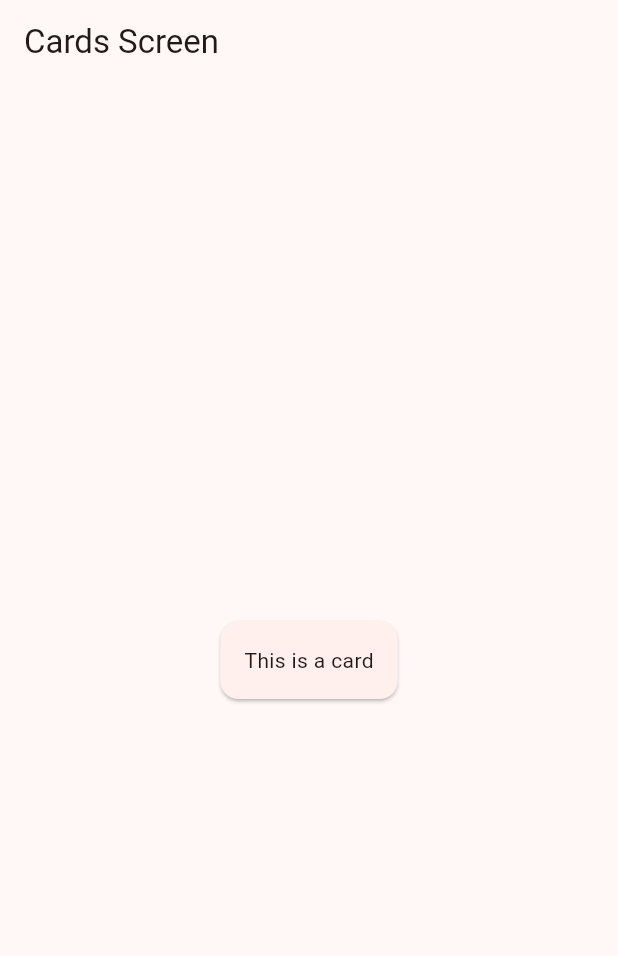
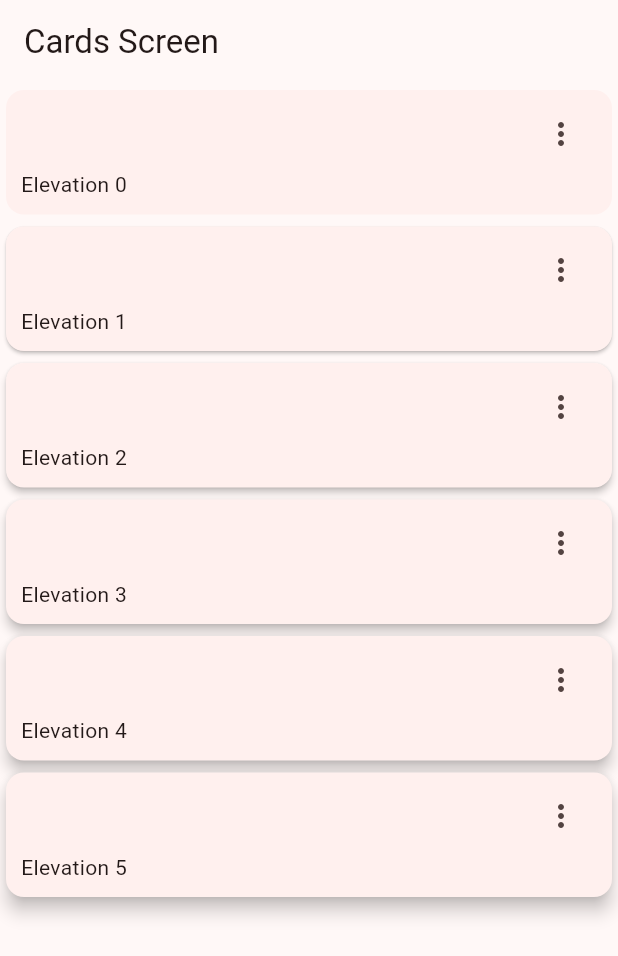
Before and after one commit to MisacAguilar08/flutter_widgets, a Flutter app: the CardsScreen screen opened by its route, on a phone screen of 412 x 824 dp. Shown: the top 956 px of the screen. Run offline on Flutter 3.47's test engine with Material 3 defaults, Android fonts, the phone set to English and light mode, and no system bars; our stand-ins replace go_router.

Commit message:
cards elevation

```diff
--- a/lib/presentation/screens/cars/cards_screen.dart
+++ b/lib/presentation/screens/cars/cards_screen.dart
@@ -1,4 +1,13 @@
 import 'package:flutter/material.dart';
+
+const cards = <Map<String, dynamic>>[
+  {'elevation': 0.0, 'label': 'Elevation 0'},
+  {'elevation': 1.0, 'label': 'Elevation 1'},
+  {'elevation': 2.0, 'label': 'Elevation 2'},
+  {'elevation': 3.0, 'label': 'Elevation 3'},
+  {'elevation': 4.0, 'label': 'Elevation 4'},
+  {'elevation': 5.0, 'label': 'Elevation 5'},
+];
 
 class CardsScreen extends StatelessWidget {
   static const String name = 'cards_screen';
@@ -8,13 +17,47 @@
       appBar: AppBar(
         title: Text('Cards Screen'),
       ),
-      body: Center(
-        child: Card(
-          child: Padding(
-            padding: const EdgeInsets.all(16.0),
-            child: Text('This is a card'),
-          ),
-        ),
+      body: _CardsView(),
+    );
+  }
+}
+
+class _CardsView extends StatelessWidget {
+  const _CardsView({
+    super.key,
+  });
+
+  @override
+  Widget build(BuildContext context) {
+    return SingleChildScrollView(
+      child: Column(children: [
+        ...cards.map((card) =>
+            _CardTpe1(label: card['label'], elevation: card['elevation'])),
+      ]),
+    );
+  }
+}
+
+class _CardTpe1 extends StatelessWidget {
+  final String label;
+  final double elevation;
+  const _CardTpe1({required this.label, required this.elevation});
+
+  @override
+  Widget build(BuildContext context) {
+    return Card(
+      elevation: elevation,
+      child: Padding(
+        padding: const EdgeInsets.fromLTRB(10, 5, 10, 10),
+        child: Column(children: [
+          Align(
+              alignment: Alignment.topRight,
+              child: IconButton(onPressed: (){}, icon: Icon(Icons.more_vert_outlined))),
+          Align(
+              alignment: Alignment.bottomLeft,
+              child: Text(label),
+          )
+        ]),
       ),
     );
   }
```
